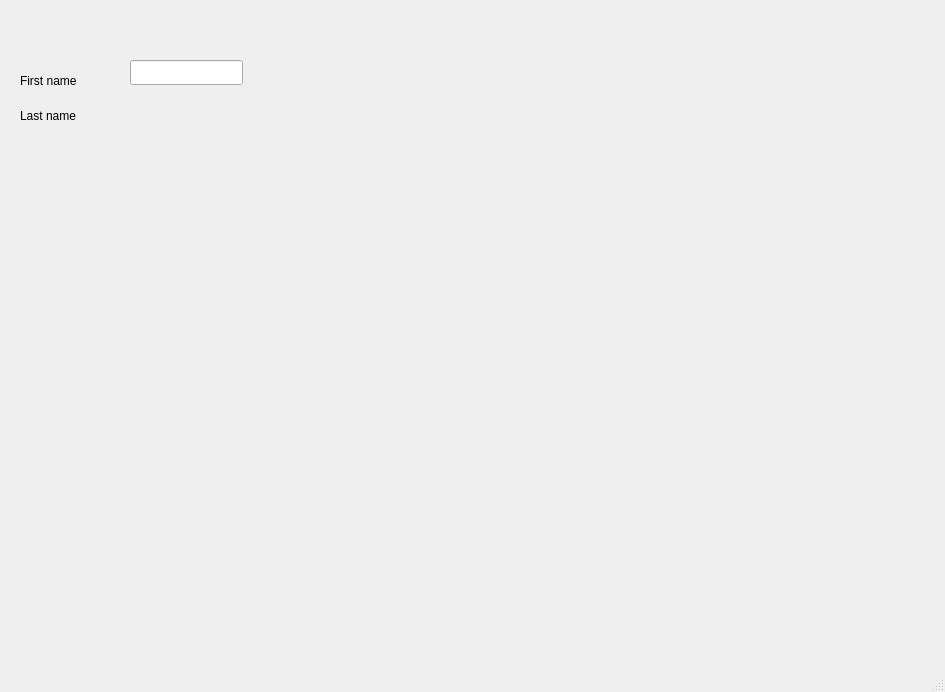
First picture: the form in src/GUI/ui/SignupWin.ui, repository itlab-vision/openvino-smart-library, before the edit.
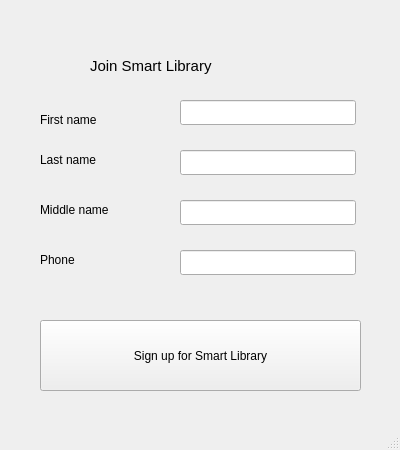
Second picture: the form after the edit.

Commit message: done signup win

What changed in the file:
```diff
--- a/src/GUI/ui/SignupWin.ui
+++ b/src/GUI/ui/SignupWin.ui
@@ -6,10 +6,16 @@
    <rect>
     <x>0</x>
     <y>0</y>
-    <width>945</width>
-    <height>692</height>
+    <width>400</width>
+    <height>450</height>
    </rect>
   </property>
+  <property name="sizePolicy">
+   <sizepolicy hsizetype="Fixed" vsizetype="Fixed">
+    <horstretch>0</horstretch>
+    <verstretch>0</verstretch>
+   </sizepolicy>
+  </property>
   <property name="windowTitle">
    <string>SignUp</string>
   </property>
@@ -17,9 +23,9 @@
    <widget class="QLineEdit" name="lineEdit">
     <property name="geometry">
      <rect>
-      <x>130</x>
-      <y>60</y>
-      <width>113</width>
+      <x>180</x>
+      <y>100</y>
+      <width>176</width>
       <height>25</height>
      </rect>
     </property>
@@ -27,10 +33,10 @@
    <widget class="QLabel" name="label">
     <property name="geometry">
      <rect>
-      <x>20</x>
-      <y>70</y>
-      <width>101</width>
-      <height>21</height>
+      <x>40</x>
+      <y>110</y>
+      <width>74</width>
+      <height>19</height>
      </rect>
     </property>
     <property name="text">
@@ -40,16 +46,103 @@
    <widget class="QLabel" name="label_2">
     <property name="geometry">
      <rect>
-      <x>20</x>
-      <y>100</y>
-      <width>111</width>
-      <height>31</height>
+      <x>40</x>
+      <y>150</y>
+      <width>72</width>
+      <height>19</height>
      </rect>
     </property>
     <property name="text">
      <string>Last name</string>
     </property>
    </widget>
+   <widget class="QLabel" name="label_3">
+    <property name="geometry">
+     <rect>
+      <x>40</x>
+      <y>200</y>
+      <width>90</width>
+      <height>19</height>
+     </rect>
+    </property>
+    <property name="text">
+     <string>Middle name</string>
+    </property>
+   </widget>
+   <widget class="QLineEdit" name="lineEdit_2">
+    <property name="geometry">
+     <rect>
+      <x>180</x>
+      <y>150</y>
+      <width>176</width>
+      <height>25</height>
+     </rect>
+    </property>
+   </widget>
+   <widget class="QLineEdit" name="lineEdit_3">
+    <property name="geometry">
+     <rect>
+      <x>180</x>
+      <y>200</y>
+      <width>176</width>
+      <height>25</height>
+     </rect>
+    </property>
+   </widget>
+   <widget class="QLabel" name="label_4">
+    <property name="geometry">
+     <rect>
+      <x>40</x>
+      <y>250</y>
+      <width>44</width>
+      <height>19</height>
+     </rect>
+    </property>
+    <property name="text">
+     <string>Phone</string>
+    </property>
+   </widget>
+   <widget class="QLineEdit" name="lineEdit_4">
+    <property name="geometry">
+     <rect>
+      <x>180</x>
+      <y>250</y>
+      <width>176</width>
+      <height>25</height>
+     </rect>
+    </property>
+   </widget>
+   <widget class="QPushButton" name="pushButton">
+    <property name="geometry">
+     <rect>
+      <x>40</x>
+      <y>320</y>
+      <width>321</width>
+      <height>71</height>
+     </rect>
+    </property>
+    <property name="text">
+     <string>Sign up for Smart Library</string>
+    </property>
+   </widget>
+   <widget class="QLabel" name="label_5">
+    <property name="geometry">
+     <rect>
+      <x>90</x>
+      <y>50</y>
+      <width>201</width>
+      <height>31</height>
+     </rect>
+    </property>
+    <property name="font">
+     <font>
+      <pointsize>11</pointsize>
+     </font>
+    </property>
+    <property name="text">
+     <string>Join Smart Library</string>
+    </property>
+   </widget>
   </widget>
   <widget class="QStatusBar" name="statusbar"/>
  </widget>
```
Left out of the diff: 5 changed lines with no effect on the pictures. The commit also changes 4 other files.
